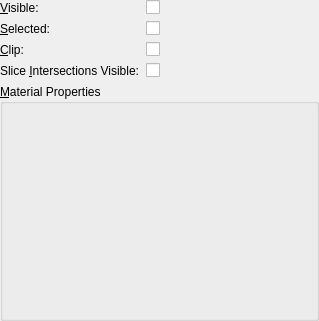
Before: the Qt Designer form Libs/MRML/Widgets/Resources/UI/qMRMLDisplayNodeWidget.ui in gezidan/Slicer, drawn with Qt 5.
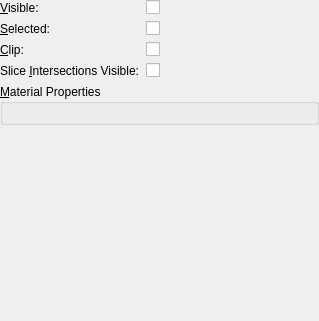
After: the same form once the commit is applied. Custom widgets are drawn as their Qt base class.

Patch:
```diff
--- a/Libs/MRML/Widgets/Resources/UI/qMRMLDisplayNodeWidget.ui
+++ b/Libs/MRML/Widgets/Resources/UI/qMRMLDisplayNodeWidget.ui
@@ -13,7 +13,10 @@
   <property name="windowTitle">
    <string>Display Node</string>
   </property>
-  <layout class="QGridLayout" name="gridLayout" columnstretch="0,1">
+  <layout class="QFormLayout" name="formLayout">
+   <property name="labelAlignment">
+    <set>Qt::AlignLeading|Qt::AlignLeft|Qt::AlignVCenter</set>
+   </property>
    <property name="margin">
     <number>0</number>
    </property>
```
